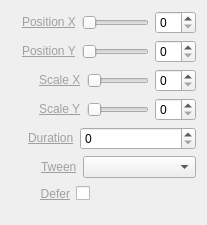
First picture: the form in trunk/Widgets/Inspector/InspectorGeometryWidget.ui, repository cambell-prince/casparcg-client, before the edit.
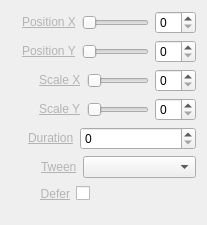
Second picture: the form after the edit.

The edit to the form file:
```diff
--- a/trunk/Widgets/Inspector/InspectorGeometryWidget.ui
+++ b/trunk/Widgets/Inspector/InspectorGeometryWidget.ui
@@ -38,7 +38,7 @@
      <item>
       <widget class="QLabel" name="labelPositionX">
        <property name="text">
-        <string>&lt;a href=&quot;PositionX&quot; style=&quot;color: #A0A0A0;&quot;&gt;Position X&lt;/a&gt;</string>
+        <string>&lt;a href=&quot;PositionX&quot; style=&quot;color: #B4B4B4;&quot;&gt;Position X&lt;/a&gt;</string>
        </property>
       </widget>
      </item>
@@ -75,7 +75,7 @@
      <item>
       <widget class="QLabel" name="labelPositionY">
        <property name="text">
-        <string>&lt;a href=&quot;PositionY&quot; style=&quot;color: #A0A0A0;&quot;&gt;Position Y&lt;/a&gt;</string>
+        <string>&lt;a href=&quot;PositionY&quot; style=&quot;color: #B4B4B4;&quot;&gt;Position Y&lt;/a&gt;</string>
        </property>
       </widget>
      </item>
@@ -112,7 +112,7 @@
      <item>
       <widget class="QLabel" name="labelScaleX">
        <property name="text">
-        <string>&lt;a href=&quot;ScaleX&quot; style=&quot;color: #A0A0A0;&quot;&gt;Scale X&lt;/a&gt;</string>
+        <string>&lt;a href=&quot;ScaleX&quot; style=&quot;color: #B4B4B4;&quot;&gt;Scale X&lt;/a&gt;</string>
        </property>
       </widget>
      </item>
@@ -149,7 +149,7 @@
      <item>
       <widget class="QLabel" name="labelScaleY">
        <property name="text">
-        <string>&lt;a href=&quot;ScaleY&quot; style=&quot;color: #A0A0A0;&quot;&gt;Scale Y&lt;/a&gt;</string>
+        <string>&lt;a href=&quot;ScaleY&quot; style=&quot;color: #B4B4B4;&quot;&gt;Scale Y&lt;/a&gt;</string>
        </property>
       </widget>
      </item>
@@ -186,7 +186,7 @@
      <item>
       <widget class="QLabel" name="labelDuration">
        <property name="text">
-        <string>&lt;a href=&quot;Duration&quot; style=&quot;color: #A0A0A0;&quot;&gt;Duration&lt;/a&gt;</string>
+        <string>&lt;a href=&quot;Duration&quot; style=&quot;color: #B4B4B4;&quot;&gt;Duration&lt;/a&gt;</string>
        </property>
       </widget>
      </item>
@@ -226,7 +226,7 @@
      <item>
       <widget class="QLabel" name="labelEasing">
        <property name="text">
-        <string>&lt;a href=&quot;Tween&quot; style=&quot;color: #A0A0A0;&quot;&gt;Tween&lt;/a&gt;</string>
+        <string>&lt;a href=&quot;Tween&quot; style=&quot;color: #B4B4B4;&quot;&gt;Tween&lt;/a&gt;</string>
        </property>
       </widget>
      </item>
@@ -263,7 +263,7 @@
      <item>
       <widget class="QLabel" name="labelDefer">
        <property name="text">
-        <string>&lt;a href=&quot;Defer&quot; style=&quot;color: #A0A0A0;&quot;&gt;Defer&lt;/a&gt;</string>
+        <string>&lt;a href=&quot;Defer&quot; style=&quot;color: #B4B4B4;&quot;&gt;Defer&lt;/a&gt;</string>
        </property>
        <property name="alignment">
         <set>Qt::AlignRight|Qt::AlignTrailing|Qt::AlignVCenter</set>
```
